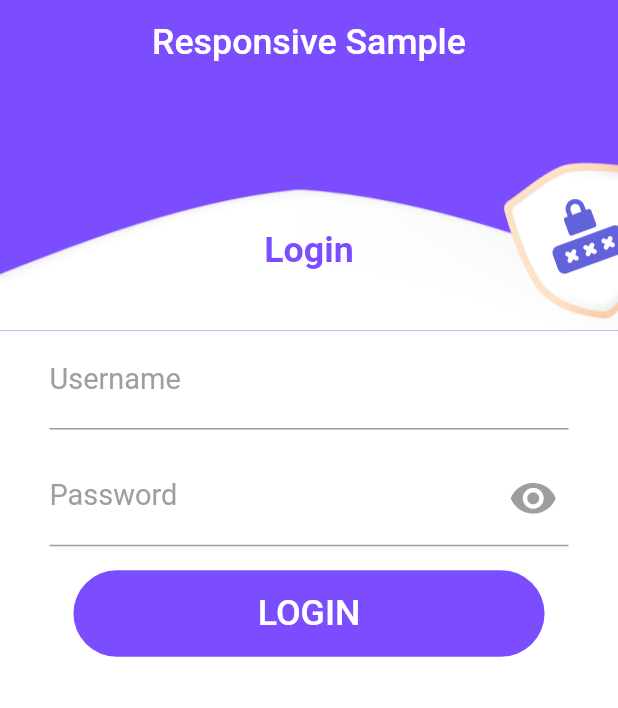
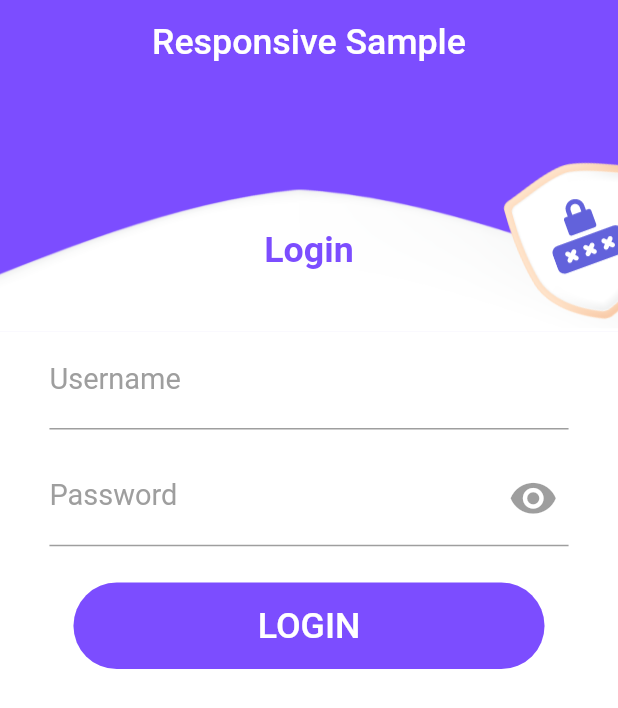
Before and after one commit to mahmoudsfares/responsive_layout_sample, a Flutter app: the screen it shows after launch, on a phone screen of 412 x 824 dp. Shown: the top 708 px of the screen. Run offline on Flutter 3.47's test engine with Material 2 defaults, Android fonts, the phone set to English and light mode, and no system bars; our stand-ins replace responsive_sizer.

Commit message:
Modify background separator, a thin line might appear on some tablets

```diff
--- a/lib/login/fragments/background_separator.dart
+++ b/lib/login/fragments/background_separator.dart
@@ -2,21 +2,26 @@ import 'package:flutter/material.dart';
 import 'package:responsive_sizer/responsive_sizer.dart';
 
 class BackgroundSeparator extends StatelessWidget {
-
   String separator;
 
   BackgroundSeparator({required this.separator, Key? key}) : super(key: key);
 
   @override
   Widget build(BuildContext context) {
-    return Container(
+    return SizedBox(
       height: Device.screenType == ScreenType.mobile ? 20.h : 30.h,
-      color: Colors.deepPurpleAccent,
       child: Stack(
         children: [
+          Container(
+            color: Colors.deepPurpleAccent,
+          ),
           Align(
               alignment: Alignment.bottomCenter,
-            child: Image.asset(separator, width: 100.w, fit: BoxFit.fitWidth,)),
+              child: Image.asset(
+                separator,
+                width: 100.w,
+                fit: BoxFit.fitWidth,
+              )),
           Align(
             alignment: Alignment(0.w, 0.05.h),
             child: Text(
@@ -24,10 +29,16 @@ class BackgroundSeparator extends StatelessWidget {
               style: TextStyle(
                   fontSize: 20.sp,
                   color: Colors.deepPurpleAccent,
-                fontWeight: FontWeight.bold
+                  fontWeight: FontWeight.bold),
             ),
           ),
+          Align(
+            alignment: Alignment.bottomCenter,
+            child: Container(
+              color: Colors.white,
+              height: 2,
             ),
+          )
         ],
       ),
     );
--- a/lib/login/login_screen.dart
+++ b/lib/login/login_screen.dart
@@ -54,6 +54,7 @@ class LoginScreen extends StatelessWidget {
                             ),
                           ),
                         ),
+                        SizedBox(height: Device.screenType == ScreenType.mobile ? 1.h : 2.h),
                         const SubmitButton('LOGIN'),
                       ],
                     ),
```
Lines whose indentation alone changed are shown as unchanged.
